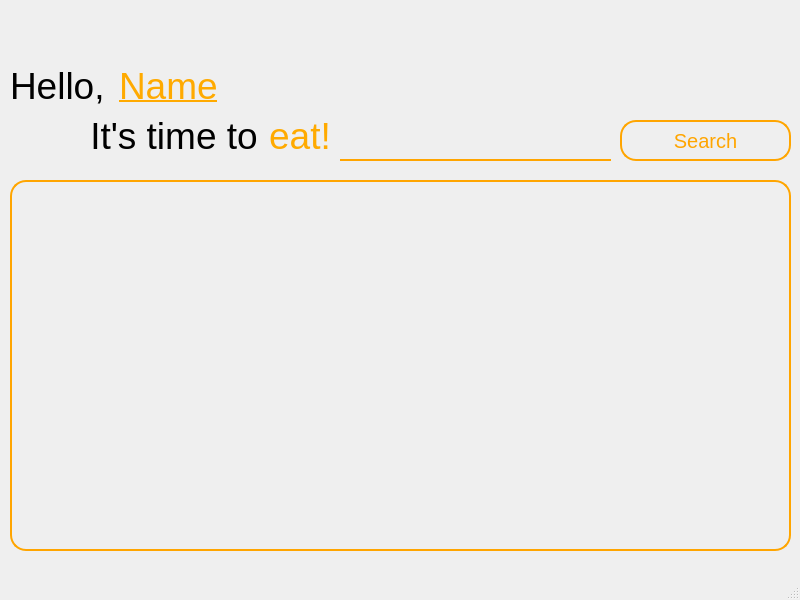
Above: search_browse.ui from jonnyjm/Food_Lover_Ultimate before the change. Below: the same form after it.
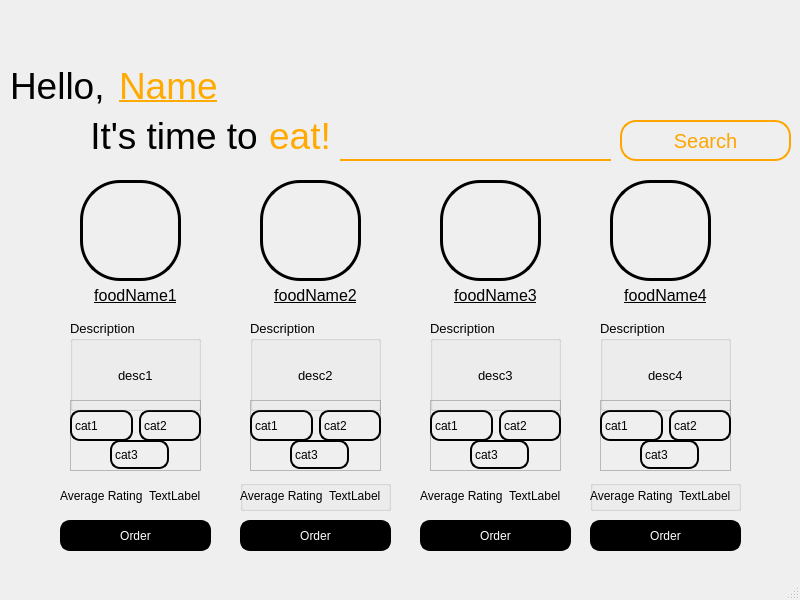
That is the form after the change. Icons and pictures are not drawn.

Commit message: changes to search browse

What changed in the file:
```diff
--- a/search_browse.ui
+++ b/search_browse.ui
@@ -109,36 +109,6 @@
      <string>Search</string>
     </property>
    </widget>
-   <widget class="QColumnView" name="columnView">
-    <property name="geometry">
-     <rect>
-      <x>10</x>
-      <y>180</y>
-      <width>781</width>
-      <height>371</height>
-     </rect>
-    </property>
-    <property name="styleSheet">
-     <string notr="true">QColumnView {
-	background-color: transparent;
-	border-radius: 16px;
-	border: 2px solid orange;
-}</string>
-    </property>
-   </widget>
-   <widget class="QLabel" name="label_4">
-    <property name="geometry">
-     <rect>
-      <x>380</x>
-      <y>60</y>
-      <width>49</width>
-      <height>16</height>
-     </rect>
-    </property>
-    <property name="text">
-     <string/>
-    </property>
-   </widget>
    <widget class="QWidget" name="horizontalLayoutWidget">
     <property name="geometry">
      <rect>
@@ -273,6 +243,1038 @@
      </item>
     </layout>
    </widget>
+   <widget class="QWidget" name="Foodwidget" native="true">
+    <property name="geometry">
+     <rect>
+      <x>60</x>
+      <y>180</y>
+      <width>151</width>
+      <height>371</height>
+     </rect>
+    </property>
+    <widget class="QLabel" name="foodName1">
+     <property name="geometry">
+      <rect>
+       <x>0</x>
+       <y>100</y>
+       <width>151</width>
+       <height>31</height>
+      </rect>
+     </property>
+     <property name="baseSize">
+      <size>
+       <width>0</width>
+       <height>0</height>
+      </size>
+     </property>
+     <property name="font">
+      <font>
+       <pointsize>12</pointsize>
+       <underline>true</underline>
+      </font>
+     </property>
+     <property name="styleSheet">
+      <string notr="true"/>
+     </property>
+     <property name="text">
+      <string>foodName1</string>
+     </property>
+     <property name="scaledContents">
+      <bool>false</bool>
+     </property>
+     <property name="alignment">
+      <set>Qt::AlignCenter</set>
+     </property>
+    </widget>
+    <widget class="QLabel" name="searchImage1">
+     <property name="geometry">
+      <rect>
+       <x>20</x>
+       <y>0</y>
+       <width>101</width>
+       <height>101</height>
+      </rect>
+     </property>
+     <property name="styleSheet">
+      <string notr="true">border: 3px solid; border-radius: 40px;</string>
+     </property>
+     <property name="text">
+      <string/>
+     </property>
+     <property name="pixmap">
+      <pixmap>food_lover.png</pixmap>
+     </property>
+     <property name="scaledContents">
+      <bool>true</bool>
+     </property>
+     <property name="wordWrap">
+      <bool>false</bool>
+     </property>
+    </widget>
+    <widget class="QFrame" name="frame">
+     <property name="geometry">
+      <rect>
+       <x>10</x>
+       <y>220</y>
+       <width>131</width>
+       <height>71</height>
+      </rect>
+     </property>
+     <property name="frameShape">
+      <enum>QFrame::StyledPanel</enum>
+     </property>
+     <property name="frameShadow">
+      <enum>QFrame::Raised</enum>
+     </property>
+     <widget class="QWidget" name="horizontalLayoutWidget_4">
+      <property name="geometry">
+       <rect>
+        <x>0</x>
+        <y>10</y>
+        <width>131</width>
+        <height>31</height>
+       </rect>
+      </property>
+      <layout class="QHBoxLayout" name="horizontalLayout_4">
+       <item>
+        <widget class="QLabel" name="cat1_1">
+         <property name="styleSheet">
+          <string notr="true">border: 2px solid; border-radius: 10px;</string>
+         </property>
+         <property name="text">
+          <string>cat1</string>
+         </property>
+        </widget>
+       </item>
+       <item>
+        <widget class="QLabel" name="cat2_1">
+         <property name="styleSheet">
+          <string notr="true">border: 2px solid; border-radius: 10px;</string>
+         </property>
+         <property name="text">
+          <string>cat2</string>
+         </property>
+        </widget>
+       </item>
+      </layout>
+     </widget>
+     <widget class="QLabel" name="cat3_1">
+      <property name="geometry">
+       <rect>
+        <x>40</x>
+        <y>40</y>
+        <width>59</width>
+        <height>29</height>
+       </rect>
+      </property>
+      <property name="styleSheet">
+       <string notr="true">border: 2px solid; border-radius: 10px;</string>
+      </property>
+      <property name="text">
+       <string>cat3</string>
+      </property>
+     </widget>
+    </widget>
+    <widget class="QGroupBox" name="groupBox">
+     <property name="geometry">
+      <rect>
+       <x>10</x>
+       <y>140</y>
+       <width>131</width>
+       <height>91</height>
+      </rect>
+     </property>
+     <property name="font">
+      <font>
+       <pointsize>10</pointsize>
+      </font>
+     </property>
+     <property name="styleSheet">
+      <string notr="true"/>
+     </property>
+     <property name="title">
+      <string>Description</string>
+     </property>
+     <widget class="QWidget" name="horizontalLayoutWidget_3">
+      <property name="geometry">
+       <rect>
+        <x>0</x>
+        <y>20</y>
+        <width>131</width>
+        <height>71</height>
+       </rect>
+      </property>
+      <layout class="QHBoxLayout" name="horizontalLayout">
+       <item>
+        <spacer name="horizontalSpacer">
+         <property name="orientation">
+          <enum>Qt::Horizontal</enum>
+         </property>
+         <property name="sizeHint" stdset="0">
+          <size>
+           <width>40</width>
+           <height>20</height>
+          </size>
+         </property>
+        </spacer>
+       </item>
+       <item>
+        <widget class="QLabel" name="desc1">
+         <property name="text">
+          <string>desc1</string>
+         </property>
+        </widget>
+       </item>
+       <item>
+        <spacer name="horizontalSpacer_2">
+         <property name="orientation">
+          <enum>Qt::Horizontal</enum>
+         </property>
+         <property name="sizeHint" stdset="0">
+          <size>
+           <width>40</width>
+           <height>20</height>
+          </size>
+         </property>
+        </spacer>
+       </item>
+      </layout>
+     </widget>
+    </widget>
+    <widget class="QPushButton" name="buy1">
+     <property name="geometry">
+      <rect>
+       <x>0</x>
+       <y>340</y>
+       <width>151</width>
+       <height>31</height>
+      </rect>
+     </property>
+     <property name="autoFillBackground">
+      <bool>false</bool>
+     </property>
+     <property name="styleSheet">
+      <string notr="true">border: 2px solid; border-radius: 10px; background: black; color: white;</string>
+     </property>
+     <property name="text">
+      <string>Order</string>
+     </property>
+     <property name="flat">
+      <bool>false</bool>
+     </property>
+    </widget>
+    <widget class="QWidget" name="horizontalLayoutWidget_7">
+     <property name="geometry">
+      <rect>
+       <x>0</x>
+       <y>300</y>
+       <width>141</width>
+       <height>31</height>
+      </rect>
+     </property>
+     <layout class="QHBoxLayout" name="horizontalLayout_7">
+      <item>
+       <widget class="QLabel" name="label_2">
+        <property name="text">
+         <string>Average Rating:</string>
+        </property>
+       </widget>
+      </item>
+      <item>
+       <widget class="QLabel" name="rating1_1">
+        <property name="text">
+         <string>TextLabel</string>
+        </property>
+       </widget>
+      </item>
+     </layout>
+    </widget>
+   </widget>
+   <widget class="QWidget" name="Foodwidget_2" native="true">
+    <property name="geometry">
+     <rect>
+      <x>240</x>
+      <y>180</y>
+      <width>151</width>
+      <height>371</height>
+     </rect>
+    </property>
+    <widget class="QLabel" name="searchImage1_2">
+     <property name="geometry">
+      <rect>
+       <x>20</x>
+       <y>0</y>
+       <width>101</width>
+       <height>101</height>
+      </rect>
+     </property>
+     <property name="styleSheet">
+      <string notr="true">border: 3px solid; border-radius: 40px;</string>
+     </property>
+     <property name="text">
+      <string/>
+     </property>
+     <property name="pixmap">
+      <pixmap>food_lover.png</pixmap>
+     </property>
+     <property name="scaledContents">
+      <bool>true</bool>
+     </property>
+     <property name="wordWrap">
+      <bool>false</bool>
+     </property>
+    </widget>
+    <widget class="QFrame" name="frame_2">
+     <property name="geometry">
+      <rect>
+       <x>10</x>
+       <y>220</y>
+       <width>131</width>
+       <height>71</height>
+      </rect>
+     </property>
+     <property name="frameShape">
+      <enum>QFrame::StyledPanel</enum>
+     </property>
+     <property name="frameShadow">
+      <enum>QFrame::Raised</enum>
+     </property>
+     <widget class="QWidget" name="horizontalLayoutWidget_5">
+      <property name="geometry">
+       <rect>
+        <x>0</x>
+        <y>10</y>
+        <width>131</width>
+        <height>31</height>
+       </rect>
+      </property>
+      <layout class="QHBoxLayout" name="horizontalLayout_5">
+       <item>
+        <widget class="QLabel" name="cat1_2">
+         <property name="styleSheet">
+          <string notr="true">border: 2px solid; border-radius: 10px;</string>
+         </property>
+         <property name="text">
+          <string>cat1</string>
+         </property>
+        </widget>
+       </item>
+       <item>
+        <widget class="QLabel" name="cat2_2">
+         <property name="styleSheet">
+          <string notr="true">border: 2px solid; border-radius: 10px;</string>
+         </property>
+         <property name="text">
+          <string>cat2</string>
+         </property>
+        </widget>
+       </item>
+      </layout>
+     </widget>
+     <widget class="QLabel" name="cat3_2">
+      <property name="geometry">
+       <rect>
+        <x>40</x>
+        <y>40</y>
+        <width>59</width>
+        <height>29</height>
+       </rect>
+      </property>
+      <property name="styleSheet">
+       <string notr="true">border: 2px solid; border-radius: 10px;</string>
+      </property>
+      <property name="text">
+       <string>cat3</string>
+      </property>
+     </widget>
+    </widget>
+    <widget class="QGroupBox" name="groupBox_2">
+     <property name="geometry">
+      <rect>
+       <x>10</x>
+       <y>140</y>
+       <width>131</width>
+       <height>91</height>
+      </rect>
+     </property>
+     <property name="font">
+      <font>
+       <pointsize>10</pointsize>
+      </font>
+     </property>
+     <property name="styleSheet">
+      <string notr="true"/>
+     </property>
+     <property name="title">
+      <string>Description</string>
+     </property>
+     <widget class="QWidget" name="horizontalLayoutWidget_6">
+      <property name="geometry">
+       <rect>
+        <x>0</x>
+        <y>20</y>
+        <width>131</width>
+        <height>71</height>
+       </rect>
+      </property>
+      <layout class="QHBoxLayout" name="horizontalLayout_6">
+       <item>
+        <spacer name="horizontalSpacer_3">
+         <property name="orientation">
+          <enum>Qt::Horizontal</enum>
+         </property>
+         <property name="sizeHint" stdset="0">
+          <size>
+           <width>40</width>
+           <height>20</height>
+          </size>
+         </property>
+        </spacer>
+       </item>
+       <item>
+        <widget class="QLabel" name="desc2">
+         <property name="text">
+          <string>desc2</string>
+         </property>
+        </widget>
+       </item>
+       <item>
+        <spacer name="horizontalSpacer_4">
+         <property name="orientation">
+          <enum>Qt::Horizontal</enum>
+         </property>
+         <property name="sizeHint" stdset="0">
+          <size>
+           <width>40</width>
+           <height>20</height>
+          </size>
+         </property>
+        </spacer>
+       </item>
+      </layout>
+     </widget>
+    </widget>
+    <widget class="QPushButton" name="buy2">
+     <property name="geometry">
+      <rect>
+       <x>0</x>
+       <y>340</y>
+       <width>151</width>
+       <height>31</height>
+      </rect>
+     </property>
+     <property name="autoFillBackground">
+      <bool>false</bool>
+     </property>
+     <property name="styleSheet">
+      <string notr="true">border: 2px solid; border-radius: 10px; background: black; color: white;</string>
+     </property>
+     <property name="text">
+      <string>Order</string>
+     </property>
+     <property name="flat">
+      <bool>false</bool>
+     </property>
+    </widget>
+    <widget class="QGroupBox" name="ratingGroup_4">
+     <property name="geometry">
+      <rect>
+       <x>0</x>
+       <y>300</y>
+       <width>151</width>
+       <height>31</height>
+      </rect>
+     </property>
+     <property name="styleSheet">
+      <string>
+
+QPushButton {
+	border: 2px solid;
+	border-radius: 30px;
+	padding: 8px 16px;
+}</string>
+     </property>
+     <property name="title">
+      <string/>
+     </property>
+     <widget class="QWidget" name="horizontalLayoutWidget_8">
+      <property name="geometry">
+       <rect>
+        <x>0</x>
+        <y>0</y>
+        <width>141</width>
+        <height>31</height>
+       </rect>
+      </property>
+      <layout class="QHBoxLayout" name="horizontalLayout_9">
+       <item>
+        <widget class="QLabel" name="label_6">
+         <property name="text">
+          <string>Average Rating:</string>
+         </property>
+        </widget>
+       </item>
+       <item>
+        <widget class="QLabel" name="rating1_3">
+         <property name="text">
+          <string>TextLabel</string>
+         </property>
+        </widget>
+       </item>
+      </layout>
+     </widget>
+    </widget>
+    <widget class="QLabel" name="foodName2">
+     <property name="geometry">
+      <rect>
+       <x>0</x>
+       <y>100</y>
+       <width>151</width>
+       <height>31</height>
+      </rect>
+     </property>
+     <property name="baseSize">
+      <size>
+       <width>0</width>
+       <height>0</height>
+      </size>
+     </property>
+     <property name="font">
+      <font>
+       <pointsize>12</pointsize>
+       <underline>true</underline>
+      </font>
+     </property>
+     <property name="styleSheet">
+      <string notr="true"/>
+     </property>
+     <property name="text">
+      <string>foodName2</string>
+     </property>
+     <property name="scaledContents">
+      <bool>false</bool>
+     </property>
+     <property name="alignment">
+      <set>Qt::AlignCenter</set>
+     </property>
+    </widget>
+   </widget>
+   <widget class="QWidget" name="Foodwidget_3" native="true">
+    <property name="geometry">
+     <rect>
+      <x>420</x>
+      <y>180</y>
+      <width>151</width>
+      <height>371</height>
+     </rect>
+    </property>
+    <widget class="QLabel" name="searchImage1_3">
+     <property name="geometry">
+      <rect>
+       <x>20</x>
+       <y>0</y>
+       <width>101</width>
+       <height>101</height>
+      </rect>
+     </property>
+     <property name="styleSheet">
+      <string notr="true">border: 3px solid; border-radius: 40px;</string>
+     </property>
+     <property name="text">
+      <string/>
+     </property>
+     <property name="pixmap">
+      <pixmap>food_lover.png</pixmap>
+     </property>
+     <property name="scaledContents">
+      <bool>true</bool>
+     </property>
+     <property name="wordWrap">
+      <bool>false</bool>
+     </property>
+    </widget>
+    <widget class="QFrame" name="frame_3">
+     <property name="geometry">
+      <rect>
+       <x>10</x>
+       <y>220</y>
+       <width>131</width>
+       <height>71</height>
+      </rect>
+     </property>
+     <property name="frameShape">
+      <enum>QFrame::StyledPanel</enum>
+     </property>
+     <property name="frameShadow">
+      <enum>QFrame::Raised</enum>
+     </property>
+     <widget class="QWidget" name="horizontalLayoutWidget_9">
+      <property name="geometry">
+       <rect>
+        <x>0</x>
+        <y>10</y>
+        <width>131</width>
+        <height>31</height>
+       </rect>
+      </property>
+      <layout class="QHBoxLayout" name="horizontalLayout_10">
+       <item>
+        <widget class="QLabel" name="cat1_3">
+         <property name="styleSheet">
+          <string notr="true">border: 2px solid; border-radius: 10px;</string>
+         </property>
+         <property name="text">
+          <string>cat1</string>
+         </property>
+        </widget>
+       </item>
+       <item>
+        <widget class="QLabel" name="cat2_3">
+         <property name="styleSheet">
+          <string notr="true">border: 2px solid; border-radius: 10px;</string>
+         </property>
+         <property name="text">
+          <string>cat2</string>
+         </property>
+        </widget>
+       </item>
+      </layout>
+     </widget>
+     <widget class="QLabel" name="cat3_3">
+      <property name="geometry">
+       <rect>
+        <x>40</x>
+        <y>40</y>
+        <width>59</width>
+        <height>29</height>
+       </rect>
+      </property>
+      <property name="styleSheet">
+       <string notr="true">border: 2px solid; border-radius: 10px;</string>
+      </property>
+      <property name="text">
+       <string>cat3</string>
+      </property>
+     </widget>
+    </widget>
+    <widget class="QGroupBox" name="groupBox_3">
+     <property name="geometry">
+      <rect>
+       <x>10</x>
+       <y>140</y>
+       <width>131</width>
+       <height>91</height>
+      </rect>
+     </property>
+     <property name="font">
+      <font>
+       <pointsize>10</pointsize>
+      </font>
+     </property>
+     <property name="styleSheet">
+      <string notr="true"/>
+     </property>
+     <property name="title">
+      <string>Description</string>
+     </property>
+     <widget class="QWidget" name="horizontalLayoutWidget_10">
+      <property name="geometry">
+       <rect>
+        <x>0</x>
+        <y>20</y>
+        <width>131</width>
+        <height>71</height>
+       </rect>
+      </property>
+      <layout class="QHBoxLayout" name="horizontalLayout_11">
+       <item>
+        <spacer name="horizontalSpacer_5">
+         <property name="orientation">
+          <enum>Qt::Horizontal</enum>
+         </property>
+         <property name="sizeHint" stdset="0">
+          <size>
+           <width>40</width>
+           <height>20</height>
+          </size>
+         </property>
+        </spacer>
+       </item>
+       <item>
+        <widget class="QLabel" name="desc3">
+         <property name="text">
+          <string>desc3</string>
+         </property>
+        </widget>
+       </item>
+       <item>
+        <spacer name="horizontalSpacer_6">
+         <property name="orientation">
+          <enum>Qt::Horizontal</enum>
+         </property>
+         <property name="sizeHint" stdset="0">
+          <size>
+           <width>40</width>
+           <height>20</height>
+          </size>
+         </property>
+        </spacer>
+       </item>
+      </layout>
+     </widget>
+    </widget>
+    <widget class="QPushButton" name="buy3">
+     <property name="geometry">
+      <rect>
+       <x>0</x>
+       <y>340</y>
+       <width>151</width>
+       <height>31</height>
+      </rect>
+     </property>
+     <property name="autoFillBackground">
+      <bool>false</bool>
+     </property>
+     <property name="styleSheet">
+      <string notr="true">border: 2px solid; border-radius: 10px; background: black; color: white;</string>
+     </property>
+     <property name="text">
+      <string>Order</string>
+     </property>
+     <property name="flat">
+      <bool>false</bool>
+     </property>
+    </widget>
+    <widget class="QWidget" name="horizontalLayoutWidget_11">
+     <property name="geometry">
+      <rect>
+       <x>0</x>
+       <y>300</y>
+       <width>141</width>
+       <height>31</height>
+      </rect>
+     </property>
+     <layout class="QHBoxLayout" name="horizontalLayout_12">
+      <item>
+       <widget class="QLabel" name="label_7">
+        <property name="text">
+         <string>Average Rating:</string>
+        </property>
+       </widget>
+      </item>
+      <item>
+       <widget class="QLabel" name="rating1_4">
+        <property name="text">
+         <string>TextLabel</string>
+        </property>
+       </widget>
+      </item>
+     </layout>
+    </widget>
+    <widget class="QLabel" name="foodName3">
+     <property name="geometry">
+      <rect>
+       <x>0</x>
+       <y>100</y>
+       <width>151</width>
+       <height>31</height>
+      </rect>
+     </property>
+     <property name="baseSize">
+      <size>
+       <width>0</width>
+       <height>0</height>
+      </size>
+     </property>
+     <property name="font">
+      <font>
+       <pointsize>12</pointsize>
+       <underline>true</underline>
+      </font>
+     </property>
+     <property name="styleSheet">
+      <string notr="true"/>
+     </property>
+     <property name="text">
+      <string>foodName3</string>
+     </property>
+     <property name="scaledContents">
+      <bool>false</bool>
+     </property>
+     <property name="alignment">
+      <set>Qt::AlignCenter</set>
+     </property>
+    </widget>
+   </widget>
+   <widget class="QWidget" name="Foodwidget_4" native="true">
+    <property name="geometry">
+     <rect>
+      <x>590</x>
+      <y>180</y>
+      <width>151</width>
+      <height>371</height>
+     </rect>
+    </property>
+    <widget class="QLabel" name="searchImage1_4">
+     <property name="geometry">
+      <rect>
+       <x>20</x>
+       <y>0</y>
+       <width>101</width>
+       <height>101</height>
+      </rect>
+     </property>
+     <property name="styleSheet">
+      <string notr="true">border: 3px solid; border-radius: 40px;</string>
+     </property>
+     <property name="text">
+      <string/>
+     </property>
+     <property name="pixmap">
+      <pixmap>food_lover.png</pixmap>
+     </property>
+     <property name="scaledContents">
+      <bool>true</bool>
+     </property>
+     <property name="wordWrap">
+      <bool>false</bool>
+     </property>
+    </widget>
+    <widget class="QFrame" name="frame_4">
+     <property name="geometry">
+      <rect>
+       <x>10</x>
+       <y>220</y>
+       <width>131</width>
+       <height>71</height>
+      </rect>
+     </property>
+     <property name="frameShape">
+      <enum>QFrame::StyledPanel</enum>
+     </property>
+     <property name="frameShadow">
+      <enum>QFrame::Raised</enum>
+     </property>
+     <widget class="QWidget" name="horizontalLayoutWidget_12">
+      <property name="geometry">
+       <rect>
+        <x>0</x>
+        <y>10</y>
+        <width>131</width>
+        <height>31</height>
+       </rect>
+      </property>
+      <layout class="QHBoxLayout" name="horizontalLayout_13">
+       <item>
+        <widget class="QLabel" name="cat1_4">
+         <property name="styleSheet">
+          <string notr="true">border: 2px solid; border-radius: 10px;</string>
+         </property>
+         <property name="text">
+          <string>cat1</string>
+         </property>
+        </widget>
+       </item>
+       <item>
+        <widget class="QLabel" name="cat2_4">
+         <property name="styleSheet">
+          <string notr="true">border: 2px solid; border-radius: 10px;</string>
+         </property>
+         <property name="text">
+          <string>cat2</string>
+         </property>
+        </widget>
+       </item>
+      </layout>
+     </widget>
+     <widget class="QLabel" name="cat3_4">
+      <property name="geometry">
+       <rect>
+        <x>40</x>
+        <y>40</y>
+        <width>59</width>
+        <height>29</height>
+       </rect>
+      </property>
+      <property name="styleSheet">
+       <string notr="true">border: 2px solid; border-radius: 10px;</string>
+      </property>
+      <property name="text">
+       <string>cat3</string>
+      </property>
+     </widget>
+    </widget>
+    <widget class="QGroupBox" name="groupBox_4">
+     <property name="geometry">
+      <rect>
+       <x>10</x>
+       <y>140</y>
+       <width>131</width>
+       <height>91</height>
+      </rect>
+     </property>
+     <property name="font">
+      <font>
+       <pointsize>10</pointsize>
+      </font>
+     </property>
+     <property name="styleSheet">
+      <string notr="true"/>
+     </property>
+     <property name="title">
+      <string>Description</string>
+     </property>
+     <widget class="QWidget" name="horizontalLayoutWidget_13">
+      <property name="geometry">
+       <rect>
+        <x>0</x>
+        <y>20</y>
+        <width>131</width>
+        <height>71</height>
+       </rect>
+      </property>
+      <layout class="QHBoxLayout" name="horizontalLayout_14">
+       <item>
+        <spacer name="horizontalSpacer_7">
+         <property name="orientation">
+          <enum>Qt::Horizontal</enum>
+         </property>
+         <property name="sizeHint" stdset="0">
+          <size>
+           <width>40</width>
+           <height>20</height>
+          </size>
+         </property>
+        </spacer>
+       </item>
+       <item>
+        <widget class="QLabel" name="desc4">
+         <property name="text">
+          <string>desc4</string>
+         </property>
+        </widget>
+       </item>
+       <item>
+        <spacer name="horizontalSpacer_8">
+         <property name="orientation">
+          <enum>Qt::Horizontal</enum>
+         </property>
+         <property name="sizeHint" stdset="0">
+          <size>
+           <width>40</width>
+           <height>20</height>
+          </size>
+         </property>
+        </spacer>
+       </item>
+      </layout>
+     </widget>
+    </widget>
+    <widget class="QPushButton" name="buy4">
+     <property name="geometry">
+      <rect>
+       <x>0</x>
+       <y>340</y>
+       <width>151</width>
+       <height>31</height>
+      </rect>
+     </property>
+     <property name="autoFillBackground">
+      <bool>false</bool>
+     </property>
+     <property name="styleSheet">
+      <string notr="true">border: 2px solid; border-radius: 10px; background: black; color: white;</string>
+     </property>
+     <property name="text">
+      <string>Order</string>
+     </property>
+     <property name="flat">
+      <bool>false</bool>
+     </property>
+    </widget>
+    <widget class="QGroupBox" name="ratingGroup_5">
+     <property name="geometry">
+      <rect>
+       <x>0</x>
+       <y>300</y>
+       <width>151</width>
+       <height>31</height>
+      </rect>
+     </property>
+     <property name="styleSheet">
+      <string>
+
+QPushButton {
+	border: 2px solid;
+	border-radius: 30px;
+	padding: 8px 16px;
+}</string>
+     </property>
+     <property name="title">
+      <string/>
+     </property>
+     <widget class="QWidget" name="horizontalLayoutWidget_14">
+      <property name="geometry">
+       <rect>
+        <x>0</x>
+        <y>0</y>
+        <width>141</width>
+        <height>31</height>
+       </rect>
+      </property>
+      <layout class="QHBoxLayout" name="horizontalLayout_15">
+       <item>
+        <widget class="QLabel" name="label_8">
+         <property name="text">
+          <string>Average Rating:</string>
+         </property>
+        </widget>
+       </item>
+       <item>
+        <widget class="QLabel" name="rating1_5">
+         <property name="text">
+          <string>TextLabel</string>
+         </property>
+        </widget>
+       </item>
+      </layout>
+     </widget>
+    </widget>
+    <widget class="QLabel" name="foodName4">
+     <property name="geometry">
+      <rect>
+       <x>0</x>
+       <y>100</y>
+       <width>151</width>
+       <height>31</height>
+      </rect>
+     </property>
+     <property name="baseSize">
+      <size>
+       <width>0</width>
+       <height>0</height>
+      </size>
+     </property>
+     <property name="font">
+      <font>
+       <pointsize>12</pointsize>
+       <underline>true</underline>
+      </font>
+     </property>
+     <property name="styleSheet">
+      <string notr="true"/>
+     </property>
+     <property name="text">
+      <string>foodName4</string>
+     </property>
+     <property name="scaledContents">
+      <bool>false</bool>
+     </property>
+     <property name="alignment">
+      <set>Qt::AlignCenter</set>
+     </property>
+    </widget>
+   </widget>
   </widget>
   <widget class="QStatusBar" name="statusbar"/>
   <widget class="QMenuBar" name="menubar">
```
Left out of the diff: 10 changed lines with no effect on the pictures. The commit also changes 2 other files.
